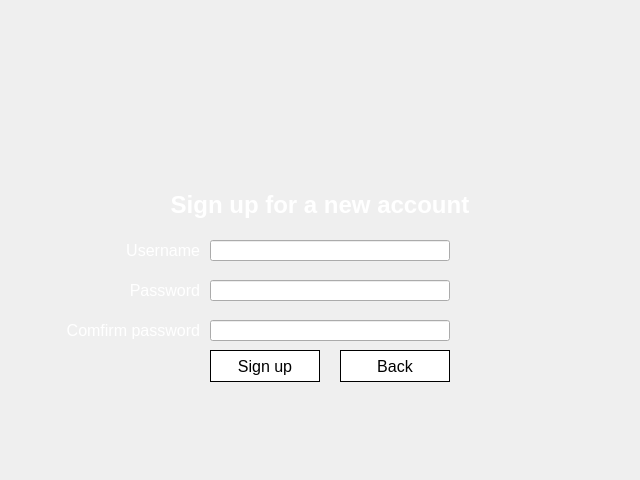
lehoangtran289/Blackjack, file blackjack-client/ui/signup.ui: the form before one commit.
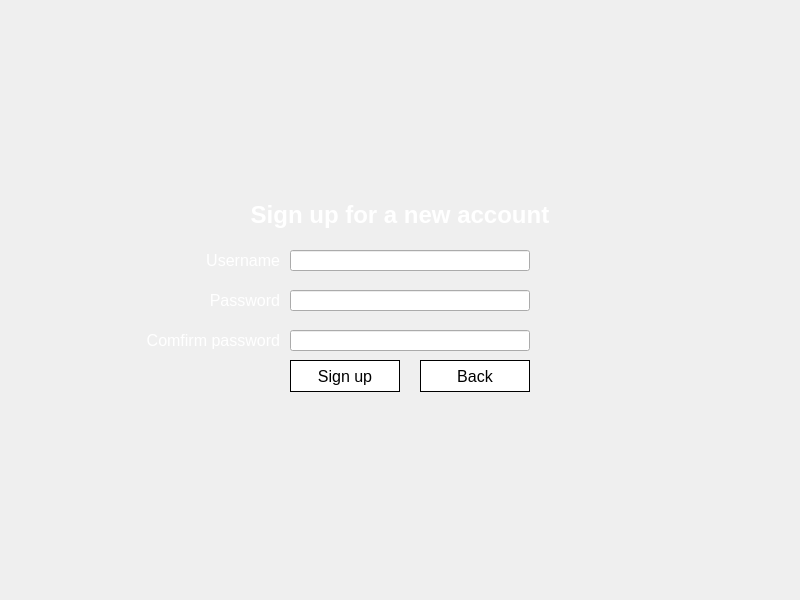
The form after the commit. Icons and pictures are not drawn.

Diff of the .ui file:
```diff
--- a/blackjack-client/ui/signup.ui
+++ b/blackjack-client/ui/signup.ui
@@ -6,8 +6,8 @@
    <rect>
     <x>0</x>
     <y>0</y>
-    <width>640</width>
-    <height>480</height>
+    <width>800</width>
+    <height>600</height>
    </rect>
   </property>
   <property name="windowTitle">
@@ -19,8 +19,8 @@
   <widget class="QLabel" name="label">
    <property name="geometry">
     <rect>
-     <x>80</x>
-     <y>280</y>
+     <x>160</x>
+     <y>290</y>
      <width>120</width>
      <height>20</height>
     </rect>
@@ -44,8 +44,8 @@
   <widget class="QLabel" name="label_2">
    <property name="geometry">
     <rect>
-     <x>170</x>
-     <y>190</y>
+     <x>250</x>
+     <y>200</y>
      <width>300</width>
      <height>30</height>
     </rect>
@@ -72,8 +72,8 @@
   <widget class="QLabel" name="label_3">
    <property name="geometry">
     <rect>
-     <x>80</x>
-     <y>240</y>
+     <x>160</x>
+     <y>250</y>
      <width>120</width>
      <height>20</height>
     </rect>
@@ -97,8 +97,8 @@
   <widget class="QPushButton" name="back_button">
    <property name="geometry">
     <rect>
-     <x>340</x>
-     <y>350</y>
+     <x>420</x>
+     <y>360</y>
      <width>110</width>
      <height>32</height>
     </rect>
@@ -122,8 +122,8 @@
   <widget class="QPushButton" name="signup_button">
    <property name="geometry">
     <rect>
-     <x>210</x>
-     <y>350</y>
+     <x>290</x>
+     <y>360</y>
      <width>110</width>
      <height>32</height>
     </rect>
@@ -147,8 +147,8 @@
   <widget class="QLineEdit" name="password_entry">
    <property name="geometry">
     <rect>
-     <x>210</x>
-     <y>280</y>
+     <x>290</x>
+     <y>290</y>
      <width>240</width>
      <height>21</height>
     </rect>
@@ -165,8 +165,8 @@
   <widget class="QLineEdit" name="username_entry">
    <property name="geometry">
     <rect>
-     <x>210</x>
-     <y>240</y>
+     <x>290</x>
+     <y>250</y>
      <width>240</width>
      <height>21</height>
     </rect>
@@ -180,8 +180,8 @@
   <widget class="QLabel" name="label_4">
    <property name="geometry">
     <rect>
-     <x>50</x>
-     <y>320</y>
+     <x>130</x>
+     <y>330</y>
      <width>150</width>
      <height>20</height>
     </rect>
@@ -205,8 +205,8 @@
   <widget class="QLineEdit" name="confirm_entry">
    <property name="geometry">
     <rect>
-     <x>210</x>
-     <y>320</y>
+     <x>290</x>
+     <y>330</y>
      <width>240</width>
      <height>21</height>
     </rect>
@@ -225,8 +225,8 @@
     <rect>
      <x>0</x>
      <y>0</y>
-     <width>640</width>
-     <height>480</height>
+     <width>800</width>
+     <height>600</height>
     </rect>
    </property>
    <property name="font">
```
